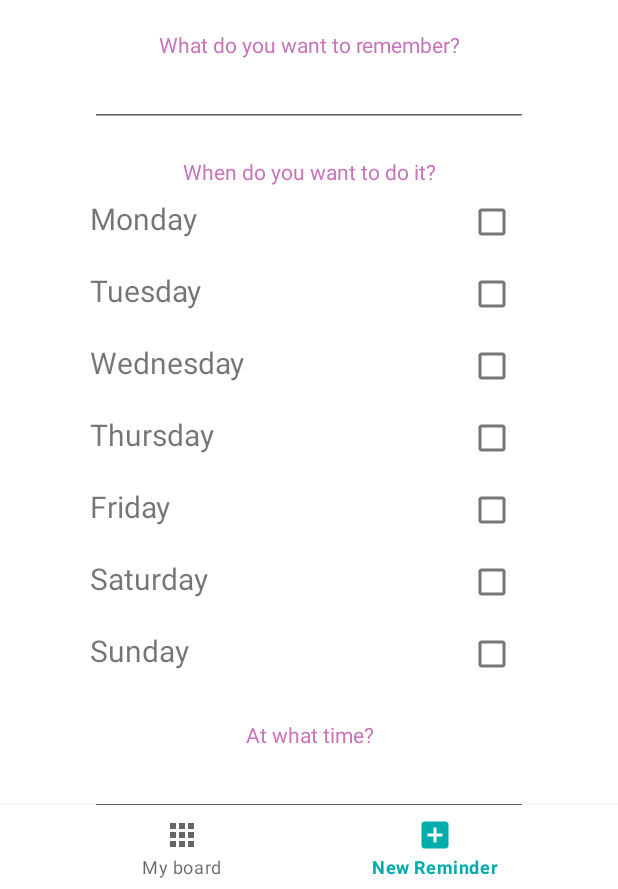
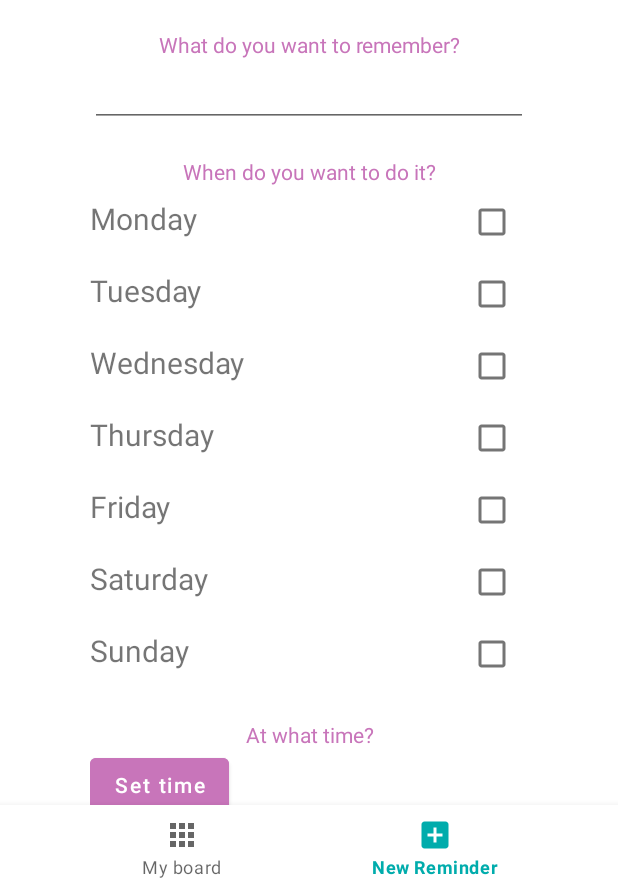
Before and after one commit to MarkiHub/Practica8_Digimind, an Android app: the DashboardFragment screen opened through its navigation route, item 2 of the bottom bar chosen, on a phone screen of 412 x 824 dp, the part 347-1236 px from its top. Run offline under Robolectric (Android 15) with nearby library versions, the phone set to English and light mode, and no system bars; our stand-ins replace navigation-ui.

```diff
--- /dev/null
+++ b/MyDigimindt/app/src/main/java/lopez/marcos/mydigimind/ui/Task.kt
@@ -0,0 +1,3 @@
+package lopez.marcos.mydigimind.ui
+
+data class Task(var title: String, var days: ArrayList<String>, var time: String)
--- a/MyDigimindt/app/src/main/java/lopez/marcos/mydigimind/ui/dashboard/DashboardFragment.kt
+++ b/MyDigimindt/app/src/main/java/lopez/marcos/mydigimind/ui/dashboard/DashboardFragment.kt
@@ -1,13 +1,23 @@
 package lopez.marcos.mydigimindt.ui.dashboard
 
+import android.app.TimePickerDialog
 import android.os.Bundle
 import android.view.LayoutInflater
 import android.view.View
 import android.view.ViewGroup
+import android.widget.Button
+import android.widget.CheckBox
+import android.widget.EditText
 import android.widget.TextView
+import android.widget.Toast
 import androidx.fragment.app.Fragment
 import androidx.lifecycle.ViewModelProvider
+import lopez.marcos.mydigimind.ui.Task
+import lopez.marcos.mydigimindt.R
 import lopez.marcos.mydigimindt.databinding.FragmentDashboardBinding
+import lopez.marcos.mydigimindt.ui.home.HomeFragment
+import java.text.SimpleDateFormat
+import java.util.Calendar
 
 class DashboardFragment : Fragment() {
 
@@ -27,7 +37,61 @@ class DashboardFragment : Fragment() {
 
         _binding = FragmentDashboardBinding.inflate(inflater, container, false)
         val root: View = binding.root
+        val btn_time = binding.time
 
+        btn_time.setOnClickListener {
+            val cal = Calendar.getInstance()
+            val timeSetListener = TimePickerDialog.OnTimeSetListener { timePicker, hour, minute ->
+                cal.set(Calendar.HOUR_OF_DAY, hour)
+                cal.set(Calendar.MINUTE,minute)
+
+                btn_time.text = SimpleDateFormat("HH:mm").format(cal.time)
+            }
+            TimePickerDialog(root.context,timeSetListener,cal.get(Calendar.HOUR_OF_DAY),
+                cal.get(Calendar.MINUTE),true).show()
+        }
+        val btn_save = root.findViewById(R.id.done) as Button
+        val et_titulo = root.findViewById(R.id.name) as EditText
+        val checkMonday = root.findViewById(R.id.monday) as CheckBox
+        val checkTuesday = root.findViewById(R.id.tuesday) as CheckBox
+        val checkWednesday = root.findViewById(R.id.wednesday) as CheckBox
+        val checkThursday = root.findViewById(R.id.thursday) as CheckBox
+        val checkFriday = root.findViewById(R.id.friday) as CheckBox
+        val checkSaturday = root.findViewById(R.id.saturday) as CheckBox
+        val checkSunday = root.findViewById(R.id.sunday) as CheckBox
+
+        btn_save.setOnClickListener {
+            var title = et_titulo.text.toString()
+            var days = ArrayList<String>()
+            var time = btn_time.text.toString()
+
+            if(checkMonday.isChecked){
+                days.add("Monday")
+            }
+            if(checkTuesday.isChecked){
+                days.add("Tuesday")
+            }
+            if(checkWednesday.isChecked){
+                days.add("Wednesday")
+            }
+            if(checkThursday.isChecked){
+                days.add("Thursday")
+            }
+            if(checkFriday.isChecked){
+                days.add("Friday")
+            }
+            if(checkSaturday.isChecked){
+                days.add("Saturday")
+            }
+            if(checkSunday.isChecked){
+                days.add("Sunday")
+            }
+
+            var task = Task(title, days, time)
+            HomeFragment.tasks.add(task)
+
+            Toast.makeText(root.context,"New task added",Toast.LENGTH_SHORT).show()
+        }
         return root
     }
 
--- a/MyDigimindt/app/src/main/java/lopez/marcos/mydigimind/ui/home/HomeFragment.kt
+++ b/MyDigimindt/app/src/main/java/lopez/marcos/mydigimind/ui/home/HomeFragment.kt
@@ -1,17 +1,27 @@
 package lopez.marcos.mydigimindt.ui.home
 
+import android.content.Context
 import android.os.Bundle
 import android.view.LayoutInflater
 import android.view.View
 import android.view.ViewGroup
+import android.widget.BaseAdapter
+import android.widget.GridView
 import android.widget.TextView
 import androidx.fragment.app.Fragment
 import androidx.lifecycle.ViewModelProvider
+import lopez.marcos.mydigimind.ui.Task
+import lopez.marcos.mydigimindt.R
 import lopez.marcos.mydigimindt.databinding.FragmentHomeBinding
 
 class HomeFragment : Fragment() {
+    private var adaptador: AdaptadorTareas? = null
+    private var _binding: FragmentHomeBinding? = null
 
-    private var _binding: FragmentHomeBinding? = null
+    companion object{
+        var tasks = ArrayList<Task>()
+        var first = true
+    }
 
     // This property is only valid between onCreateView and
     // onDestroyView.
@@ -27,8 +37,64 @@ class HomeFragment : Fragment() {
 
         _binding = FragmentHomeBinding.inflate(inflater, container, false)
         val root: View = binding.root
+        if(first){
+            fillTasks()
+            first = false
+        }
+
+        adaptador = AdaptadorTareas(root.context, tasks)
+
+        val gridView: GridView = root.findViewById(R.id.reminders)
+
+        gridView.adapter = adaptador
 
         return root
+    }
+
+    fun fillTasks(){
+        tasks.add(Task("Practice 1", arrayListOf("Monday","Sunday"),"17:30"))
+        tasks.add(Task("Practice 2", arrayListOf("Monday"),"12:30"))
+        tasks.add(Task("Practice 3", arrayListOf("Monday","Sunday"),"15:00"))
+        tasks.add(Task("Practice 4", arrayListOf("Saturday"),"10:30"))
+        tasks.add(Task("Practice 5", arrayListOf("Tuesday",),"12:30"))
+        tasks.add(Task("Practice 6", arrayListOf("Monday","Thrusday"),"11:30"))
+    }
+
+    private class AdaptadorTareas: BaseAdapter{
+        var tasks = ArrayList<Task>()
+        var contexto: Context? = null
+
+        constructor(contexto: Context, tasks: ArrayList<Task>){
+            this.contexto = contexto
+            this.tasks = tasks
+        }
+
+        override fun getCount(): Int {
+            return tasks.size
+        }
+
+        override fun getItem(p0: Int): Any {
+            return tasks[p0]
+        }
+
+        override fun getItemId(p0: Int): Long {
+           return  p0.toLong()
+        }
+
+        override fun getView(p0: Int, p1: View?, p2: ViewGroup?): View {
+            var task = tasks[p0]
+            var inflador = LayoutInflater.from(contexto)
+            var vista = inflador.inflate(R.layout.task_view, null)
+            var tv_title: TextView = vista.findViewById(R.id.tv_title)
+            var tv_time: TextView = vista.findViewById(R.id.tv_time)
+            var tv_days: TextView = vista.findViewById(R.id.tv_days)
+
+            tv_title.setText(task.title)
+            tv_time.setText(task.time)
+            tv_days.setText(task.days.toString())
+
+            return vista
+        }
     }
 
     override fun onDestroyView() {
--- a/MyDigimindt/app/src/main/res/layout/fragment_dashboard.xml
+++ b/MyDigimindt/app/src/main/res/layout/fragment_dashboard.xml
@@ -175,11 +175,21 @@
                 android:textAlignment="center"
                 android:textColor="@color/dusty_rose"
                 android:layout_marginTop="20dp"/>
-            <EditText
+
+            <LinearLayout
+                android:layout_width="wrap_content"
+                android:layout_height="wrap_content">
+
+
+            </LinearLayout>
+            <Button
                 android:id="@+id/time"
-                android:layout_width="match_parent"
+                android:layout_width="wrap_content"
                 android:layout_height="wrap_content"
-                android:inputType="text"/>
+                android:text="Set time"
+                android:backgroundTint="@color/dusty_rose"
+                android:textColor="@color/white"
+                android:inputType="time"/>
 
             <Button
                 android:id="@+id/done"
@@ -188,10 +198,15 @@
                 android:backgroundTint="@color/dusty_rose"
                 android:text="@string/done"
                 android:layout_gravity="center"
-                android:textColor="@color/white"
-                android:layout_marginTop="30dp"/>
-
-
+                android:textColor="@color/white"/>
+            <Button
+                android:id="@+id/axd"
+                android:layout_width="wrap_content"
+                android:layout_height="wrap_content"
+                android:backgroundTint="@color/white"
+                android:text="@string/done"
+                android:layout_gravity="center"
+                android:textColor="@color/white"/>
 
         </LinearLayout>
 
```
Also changed, not shown: MyDigimindt/app/src/main/res/drawable/fondo.xml (added, +10 -0 lines), MyDigimindt/app/src/main/res/layout/task_view.xml (added, +43 -0 lines).
